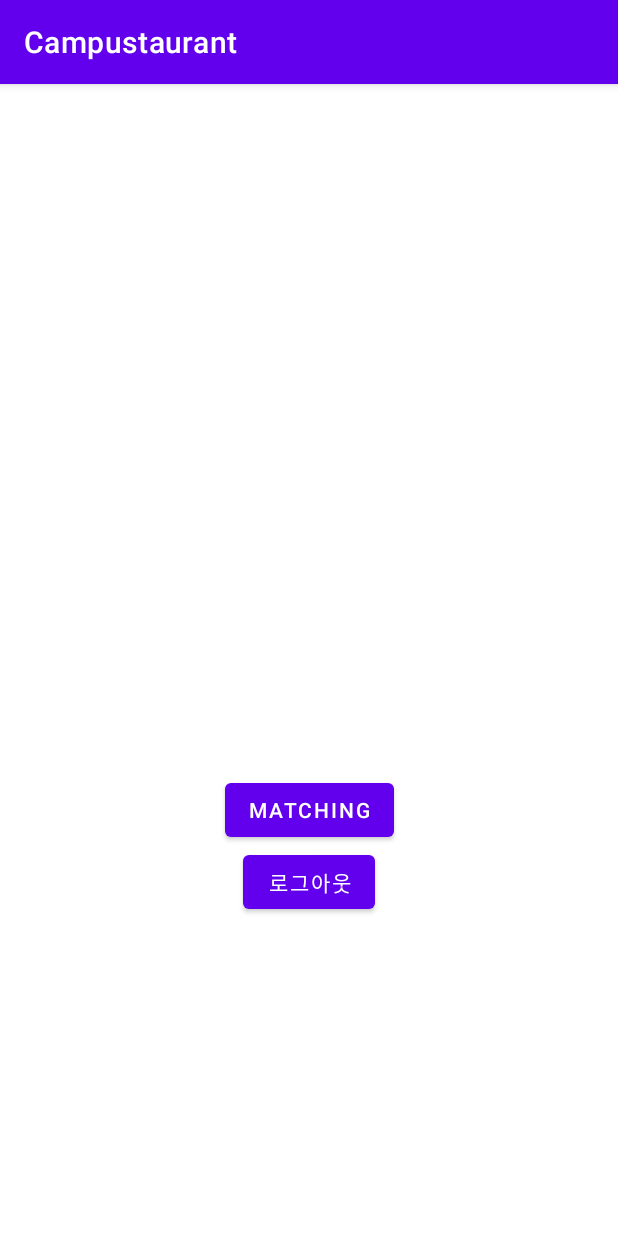
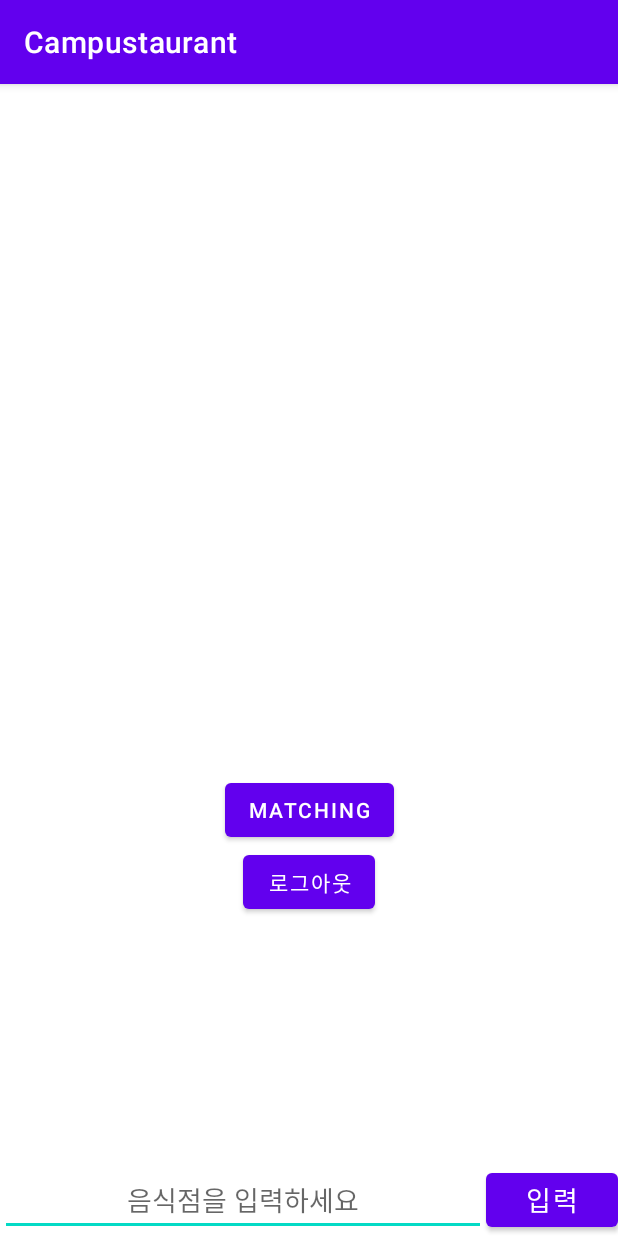
Before and after one commit to min429/Campustaurant, an Android app: the MainActivity screen opened directly, with no data from a screen before it, on a phone screen of 412 x 824 dp. Run offline under Robolectric (Android 15) with nearby library versions, the phone set to English and light mode, and no system bars; our stand-ins replace Firebase (no records; nobody signed in at launch, a user with empty details on screens opened directly).

Commit message:
음식점 등록 기능 추가

```diff
--- a/app/src/main/java/com/example/campustaurant/ChatActivity.java
+++ b/app/src/main/java/com/example/campustaurant/ChatActivity.java
@@ -124,13 +124,12 @@ public class ChatActivity extends AppCompatActivity {
                 Calendar c = Calendar.getInstance(); // 현재 날짜정보 가져옴
                 SimpleDateFormat dateformat = new SimpleDateFormat("yyyy-MM-dd hh:mm:ss"); // 날짜 포맷 설정
                 String datetime = dateformat.format(c.getTime()); // datetime을 현재 날짜정보로 설정
-                System.out.println(datetime);
 
                 DatabaseReference myRef = database.getReference("message").child(datetime); // message하위에 datetime이 저장되도록 함
 
                 Hashtable<String, String> numbers // DB테이블에 데이터 입력
                         = new Hashtable<String, String>();
-                numbers.put("userId", stUserId); // DB의 email란에 stUserId 값
+                numbers.put("userId", stUserId); // DB의 userId란에 stUserId 값
                 numbers.put("text", stText); // DB의 text란에 stText 값
                 // Chat클래스의 멤버변수의 명칭과 똑같은 이름으로 DB에 입력해야 Chat객체에 값을 읽어올 수 있음
 
--- a/app/src/main/java/com/example/campustaurant/MainActivity.java
+++ b/app/src/main/java/com/example/campustaurant/MainActivity.java
@@ -7,16 +7,21 @@ import android.os.Bundle;
 import android.util.Log;
 import android.view.View;
 import android.widget.Button;
+import android.widget.EditText;
 import android.widget.Toast;
 
 import com.google.firebase.auth.FirebaseAuth;
+import com.google.firebase.auth.FirebaseUser;
 import com.google.firebase.database.DataSnapshot;
 import com.google.firebase.database.DatabaseError;
 import com.google.firebase.database.DatabaseReference;
 import com.google.firebase.database.FirebaseDatabase;
 import com.google.firebase.database.ValueEventListener;
 
+import java.text.SimpleDateFormat;
 import java.util.ArrayList;
+import java.util.Calendar;
+import java.util.Hashtable;
 
 public class MainActivity extends AppCompatActivity {
     private static final String TAG = "MainActivity";
@@ -24,10 +29,15 @@ public class MainActivity extends AppCompatActivity {
     private FirebaseAuth mFirebaseAuth;
     FirebaseDatabase database;
     private DatabaseReference myRef;
+    //FirebaseUser firebaseUser = mFirebaseAuth.getCurrentUser(); // 회원가입된 유저 객체를 가져온다.
     ArrayList<Match> matchArrayList = new ArrayList<>();
+    Button btnLogout;
     Button btnMatch;
+    Button btnEnter;
+    EditText etRestaurant;
     String stUserId;
     String stRestaurant;
+    String inputRestaurant;
 
     @Override
     protected void onCreate(Bundle savedInstanceState) {
@@ -36,8 +46,19 @@ public class MainActivity extends AppCompatActivity {
 
         mFirebaseAuth = FirebaseAuth.getInstance();
 
-        Button btn_logout = findViewById(R.id.btn_logout);
-        btn_logout.setOnClickListener(new View.OnClickListener() {
+        database = FirebaseDatabase.getInstance();
+        myRef = database.getReference("Match");
+
+        btnLogout = findViewById(R.id.btn_logout);
+        btnMatch = findViewById(R.id.btn_match);
+        btnEnter = findViewById(R.id.btn_enter);
+
+        etRestaurant = findViewById(R.id.et_restaurant);
+
+        stUserId = getIntent().getStringExtra("email"); // intent를 호출한 LoginActivity에서 email이라는 이름으로 넘겨받은 값을 가져와서 저장
+
+
+        btnLogout.setOnClickListener(new View.OnClickListener() {
             @Override
             public void onClick(View view) {
                 // 로그아웃 버튼 클릭시 처리 시작
@@ -49,17 +70,29 @@ public class MainActivity extends AppCompatActivity {
             }
         });
 
-        database = FirebaseDatabase.getInstance();
-        myRef = database.getReference("Match");
+        btnEnter.setOnClickListener(new View.OnClickListener() {
+            @Override
+            public void onClick(View view) {
+                inputRestaurant = etRestaurant.getText().toString();
 
-        btnMatch = findViewById(R.id.btn_match);
-        stUserId = getIntent().getStringExtra("email"); // intent를 호출한 LoginActivity에서 email이라는 이름으로 넘겨받은 값을 가져와서 저장
+                Calendar c = Calendar.getInstance(); // 현재 날짜정보 가져옴
+                SimpleDateFormat dateformat = new SimpleDateFormat("yyyy-MM-dd hh:mm:ss"); // 날짜 포맷 설정
+                String datetime = dateformat.format(c.getTime()); // datetime을 현재 날짜정보로 설정
+
+                Hashtable<String, String> Data // DB테이블에 데이터 입력
+                        = new Hashtable<String, String>();
+                Data.put("userId", stUserId); // DB의 restaurant란에 inputRestaurant 값
+                Data.put("restaurant", inputRestaurant); // DB의 restaurant란에 inputRestaurant 값
+                myRef.child(datetime).setValue(Data); // 입력
+            }
+        });
 
         btnMatch.setOnClickListener(new View.OnClickListener() {
             @Override
             public void onClick(View view) {
                 for(Match user : matchArrayList){
-                    if(user.userId != stUserId && user.restaurant == stRestaurant){ // 자신이외의 유저중에 자신과 같은 음식점을 선택한 사람이 있는 경우
+                    Log.d(TAG, "user.userId: "+user.userId+", stUserId: "+stUserId+", user.restaurant: "+user.restaurant+", stRestaurant: "+stRestaurant);
+                    if(!user.userId.equals(stUserId) && user.restaurant.equals(stRestaurant)){ // 자신이외의 유저중에 자신과 같은 음식점을 선택한 사람이 있는 경우
                         Toast.makeText(MainActivity.this, "user matched", Toast.LENGTH_SHORT).show();
                         Intent intent = new Intent(MainActivity.this, ChatActivity.class);
                         intent.putExtra("email", stUserId); // stUserId값을 ChatActivity에 넘겨줌
--- a/app/src/main/java/com/example/campustaurant/RegisterActivity.java
+++ b/app/src/main/java/com/example/campustaurant/RegisterActivity.java
@@ -55,7 +55,7 @@ public class RegisterActivity extends AppCompatActivity {
                                     account.setUserId(firebaseUser.getEmail()); // email은 firebaseUser 객체로부터 가져와야 함
                                     account.setPassword(strPwd); // pwd는 사용자가 입력했던 것을 이용해서 그대로 가져와야 함
 
-                                    // setValue : database에 insert (삽입) 행위 // child : 자식(meelmeet의 하위개념)
+                                    // setValue : database에 insert (삽입) 행위 // child : 자식(User의 하위개념)
                                     mDatabaseRef.child(firebaseUser.getUid()).setValue(account); // database의 idToken 하위에 유저 객체 set
 
                                     // Toast메세지
--- a/app/src/main/res/layout/activity_main.xml
+++ b/app/src/main/res/layout/activity_main.xml
@@ -5,6 +5,27 @@
     android:layout_width="match_parent"
     android:layout_height="match_parent"
     tools:context=".MainActivity">
+
+    <EditText
+        android:id="@+id/et_restaurant"
+        android:layout_width="0dp"
+        android:layout_height="wrap_content"
+        android:gravity="center"
+        android:hint="음식점을 입력하세요"
+        android:textSize="18sp"
+        app:layout_constraintBottom_toBottomOf="parent"
+        app:layout_constraintEnd_toStartOf="@+id/btn_enter"
+        app:layout_constraintStart_toStartOf="parent" />
+
+
+    <Button
+        android:id="@+id/btn_enter"
+        android:layout_width="wrap_content"
+        android:layout_height="wrap_content"
+        android:text="입력"
+        android:textSize="18sp"
+        app:layout_constraintBottom_toBottomOf="parent"
+        app:layout_constraintEnd_toEndOf="parent" />
 
     <Button
         android:id="@+id/btn_match"
```
